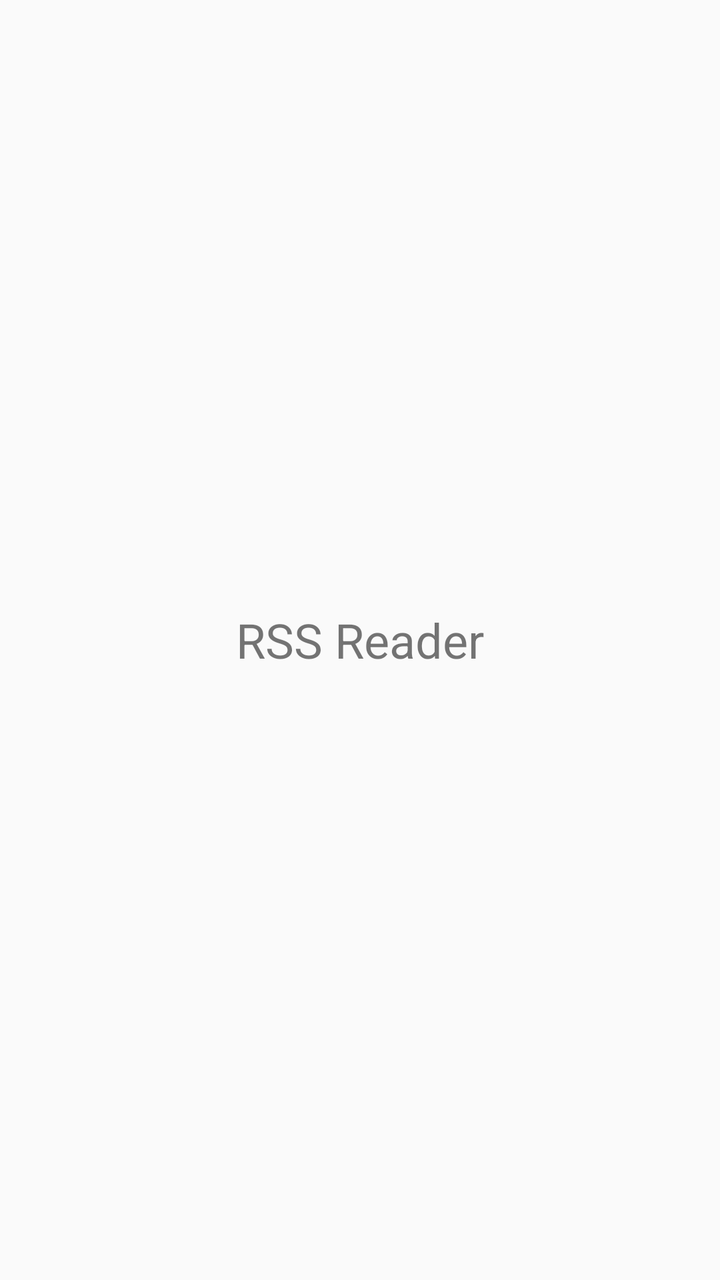
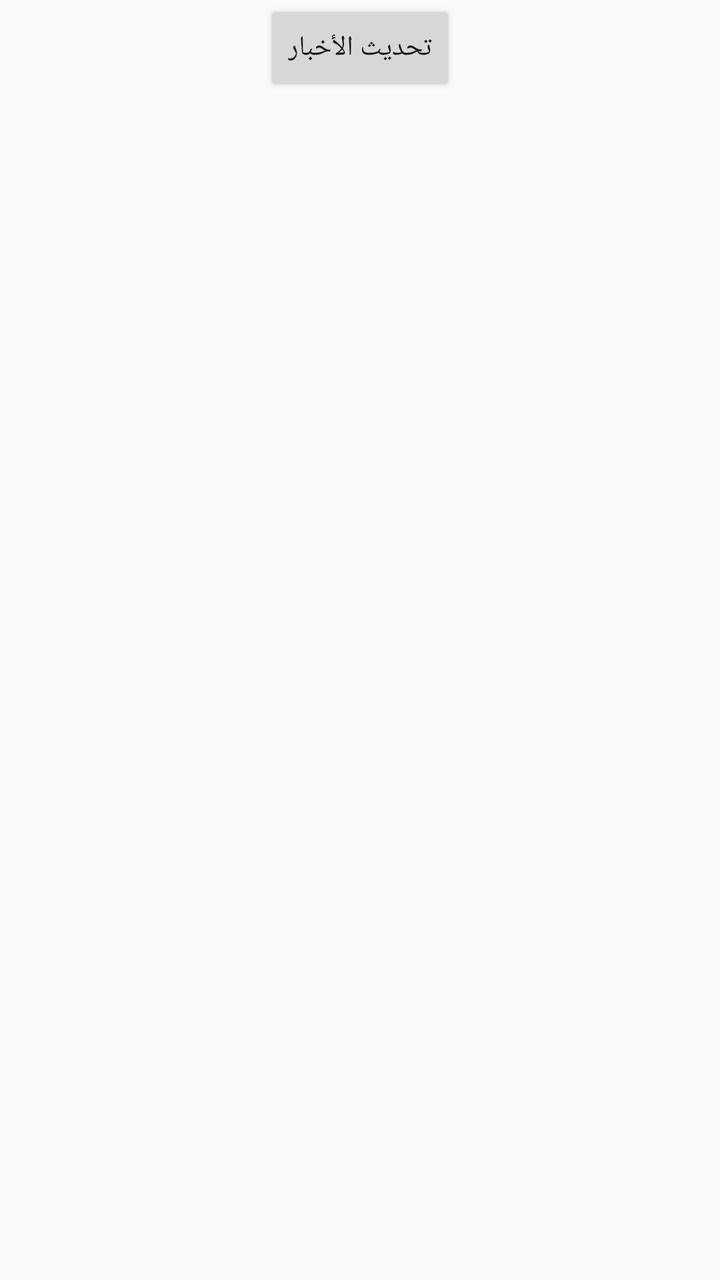

Screens rendered from an Android XML layout before and after an edit, with the pre-edit source and the edit as a unified diff.
<!-- AndroidManifest.xml: application theme Theme.RSSReader -->
<!-- res/layout/activity_main.xml -->
<?xml version="1.0" encoding="utf-8"?>
<LinearLayout xmlns:android="http://schemas.android.com/apk/res/android"
    android:layout_width="match_parent"
    android:layout_height="match_parent"
    android:orientation="vertical"
    android:gravity="center">

    <TextView
        android:layout_width="wrap_content"
        android:layout_height="wrap_content"
        android:text="@string/app_name"
        android:textSize="24sp" />
</LinearLayout>
<!-- resources referenced by this layout -->
<resources>
  <string name="app_name">RSS Reader</string>
  <style name="Theme.RSSReader" parent="Theme.AppCompat.Light.DarkActionBar">
          <item name="colorPrimary">#2c3e50</item>
          <item name="colorPrimaryDark">#1a252f</item>
          <item name="colorAccent">#3498db</item>
      </style>
</resources>

<!-- the commit's change to res/layout/activity_main.xml (unified diff, before → after) -->
@@ -2,12 +2,26 @@
 <LinearLayout xmlns:android="http://schemas.android.com/apk/res/android"
     android:layout_width="match_parent"
     android:layout_height="match_parent"
-    android:orientation="vertical"
-    android:gravity="center">
+    android:orientation="vertical">
 
-    <TextView
+    <Button
+        android:id="@+id/btnRefresh"
         android:layout_width="wrap_content"
         android:layout_height="wrap_content"
-        android:text="@string/app_name"
-        android:textSize="24sp" />
+        android:layout_gravity="center"
+        android:text="تحديث الأخبار" />
+
+    <ProgressBar
+        android:id="@+id/progressBar"
+        android:layout_width="wrap_content"
+        android:layout_height="wrap_content"
+        android:layout_gravity="center"
+        android:visibility="gone" />
+
+    <androidx.recyclerview.widget.RecyclerView
+        android:id="@+id/recyclerViewNews"
+        android:layout_width="match_parent"
+        android:layout_height="match_parent"
+        android:padding="4dp" />
+
 </LinearLayout>
<!-- resource entries referenced after the edit -->
@@ -1,6 +1,5 @@
 <!-- resources referenced by this layout -->
 <resources>
-  <string name="app_name">RSS Reader</string>
   <style name="Theme.RSSReader" parent="Theme.AppCompat.Light.DarkActionBar">
           <item name="colorPrimary">#2c3e50</item>
           <item name="colorPrimaryDark">#1a252f</item>
